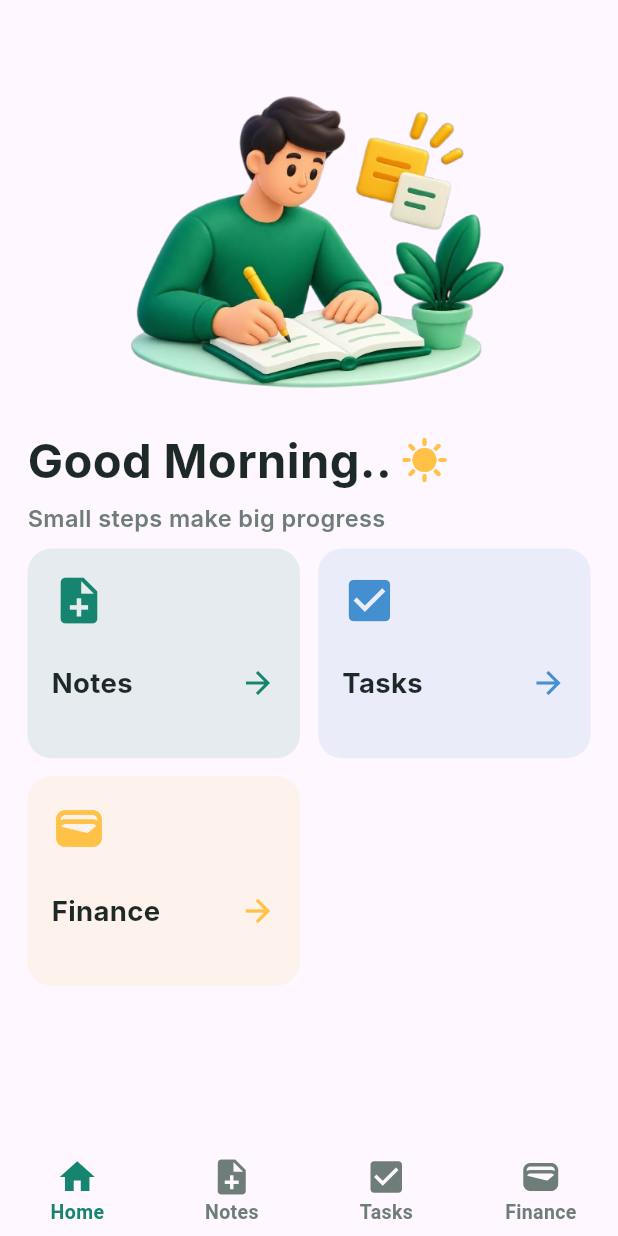
After one commit to dragoncoder11/life_cycle, a Flutter app: the ButtonNavBarScreen screen opened directly, on a phone screen of 412 x 824 dp. The commit adds this screen. Run offline on Flutter 3.47's test engine with Material 3 defaults, Android fonts, the phone set to English and light mode, and no system bars; our stand-ins replace flutter_screenutil, smooth_page_indicator; Roboto replaces fonts that are missing (Inter).

Commit message:
make home card model and home card design and make home screen

```diff
--- a/lib/core/widgets/custom_button.dart
+++ b/lib/core/widgets/custom_button.dart
@@ -4,11 +4,14 @@ import 'package:life_cycle/core/theme/app_colors.dart';
 import 'package:life_cycle/core/theme/app_text_styles.dart';
 
 class CustomButton extends StatelessWidget {
-  const CustomButton({super.key, required this.title});
+  const CustomButton({super.key, required this.title, this.onTap});
  final String title;
+ final GestureTapCallback? onTap;
   @override
   Widget build(BuildContext context) {
-    return Container(
+    return GestureDetector(
+      onTap: onTap,
+      child: Container(
         decoration: BoxDecoration(
           color: AppColors.kPrimaryColor,
           borderRadius: BorderRadius.circular(12),
@@ -16,6 +19,7 @@ class CustomButton extends StatelessWidget {
         height: 50.h,
         width: double.infinity,
         child: Center(child: Text(title,style: AppTextStyles.interWhite(24, FontWeight.w600),),),
+      ),
     );
   }
 }
--- /dev/null
+++ b/lib/features/button_nav_bar/data/models/home_card_model.dart
@@ -0,0 +1,10 @@
+import 'package:flutter/material.dart';
+
+class HomeCardModel {
+  final IconData icon;
+  final String title;
+  final Color color;
+  final Function? onTap;
+
+  HomeCardModel({required this.icon, required this.title, required this.color, this.onTap});
+}
--- /dev/null
+++ b/lib/features/button_nav_bar/view/screens/button_nav_bar_screen.dart
@@ -0,0 +1,47 @@
+import 'package:flutter/material.dart';
+import 'package:flutter_screenutil/flutter_screenutil.dart';
+import 'package:life_cycle/core/theme/app_colors.dart';
+import 'package:life_cycle/features/home/view/screens/home_screen.dart';
+
+class ButtonNavBarScreen extends StatelessWidget {
+  const ButtonNavBarScreen({super.key});
+
+  @override
+  Widget build(BuildContext context) {
+    return Scaffold(
+      body: Padding(
+        padding: EdgeInsets.only(top: 8.h, left: 16.w, right: 16.w),
+        child: HomeScreen(),
+      ),
+      bottomNavigationBar: BottomNavigationBar(
+        type: BottomNavigationBarType.fixed,
+        backgroundColor: Colors.transparent,
+        elevation: 0,
+        selectedItemColor: AppColors.kPrimaryColor,
+        selectedIconTheme: const IconThemeData(
+          size: 28,
+          color: AppColors.kPrimaryColor,
+        ),
+        selectedFontSize: 13,
+        selectedLabelStyle: const TextStyle(fontWeight: FontWeight.w700),
+        unselectedItemColor: AppColors.textSecondary,
+        unselectedIconTheme: const IconThemeData(
+          size: 28,
+          color: AppColors.textSecondary,
+        ),
+        unselectedFontSize: 13,
+        unselectedLabelStyle: const TextStyle(fontWeight: FontWeight.w700),
+
+        showSelectedLabels: true,
+        showUnselectedLabels: true,
+
+        items: [
+          BottomNavigationBarItem(icon: Icon(Icons.home), label: 'Home'),
+          BottomNavigationBarItem(icon: Icon(Icons.note_add), label: 'Notes'),
+          BottomNavigationBarItem(icon: Icon(Icons.check_box), label: 'Tasks'),
+          BottomNavigationBarItem(icon: Icon(Icons.wallet), label: 'Finance'),
+        ],
+      ),
+    );
+  }
+}
--- /dev/null
+++ b/lib/features/home/view/screens/home_screen.dart
@@ -0,0 +1,47 @@
+
+import 'package:flutter/material.dart';
+import 'package:flutter_screenutil/flutter_screenutil.dart';
+import 'package:life_cycle/core/helper/spacing.dart';
+import 'package:life_cycle/core/theme/app_colors.dart';
+import 'package:life_cycle/core/theme/app_text_styles.dart';
+import 'package:life_cycle/features/home/view/widgets/home_card_grid_view.dart';
+
+class HomeScreen extends StatelessWidget {
+  const HomeScreen({
+    super.key,
+  });
+
+  @override
+  Widget build(BuildContext context) {
+    return Column(
+      crossAxisAlignment: CrossAxisAlignment.start,
+      children: [
+        verticalSpace(30.h),
+        Image.asset(
+          'assets/images/onBoarding_1.png',
+          height: 180.h,
+          width: double.infinity,
+        ),
+        verticalSpace(12.h),
+        Row(
+          children: [
+            Text(
+              'Good Morning..',
+              style: AppTextStyles.interBlack(24, FontWeight.bold),
+            ),
+            horizontalSpace(5),
+            Icon(Icons.sunny, color: AppColors.financeYellow, size: 32),
+          ],
+        ),
+        verticalSpace(4),
+        Text(
+          'Small steps make big progress',
+          style: AppTextStyles.interGrey(12, FontWeight.w600),
+        ),
+        verticalSpace(8),
+
+        HomeCardGridView(),
+      ],
+    );
+  }
+}
--- /dev/null
+++ b/lib/features/home/view/widgets/home_card.dart
@@ -0,0 +1,30 @@
+
+import 'package:flutter/material.dart';
+import 'package:flutter_screenutil/flutter_screenutil.dart';
+import 'package:life_cycle/core/helper/spacing.dart';
+import 'package:life_cycle/core/theme/app_text_styles.dart';
+import 'package:life_cycle/features/button_nav_bar/data/models/home_card_model.dart';
+
+class HomeCard extends StatelessWidget {
+  const HomeCard({
+    super.key, required this.homeCardModel,
+  });
+final HomeCardModel homeCardModel;
+  @override
+  Widget build(BuildContext context) {
+    return Container(
+      padding: EdgeInsets.all(16),
+      decoration: BoxDecoration(color: homeCardModel.color.withOpacity(.1),borderRadius: BorderRadius.circular(16)),
+      child: Column(crossAxisAlignment: CrossAxisAlignment.start,children: [
+        Icon(homeCardModel.icon,color: homeCardModel.color,size: 32.r,),
+        verticalSpace(20),
+        Row(mainAxisAlignment: MainAxisAlignment.spaceBetween,children: [
+                      Text(homeCardModel.title,style: AppTextStyles.interBlack(14, FontWeight.bold),),
+                      Icon(Icons.arrow_forward,color:homeCardModel.color ,)
+
+        ],)
+      ],),
+
+    );
+  }
+}
--- /dev/null
+++ b/lib/features/home/view/widgets/home_card_grid_view.dart
@@ -0,0 +1,31 @@
+
+import 'package:flutter/material.dart';
+import 'package:life_cycle/features/home/view/widgets/home_card.dart';
+import 'package:life_cycle/features/home/view/widgets/home_card_list.dart';
+
+class HomeCardGridView extends StatelessWidget {
+  const HomeCardGridView({
+    super.key,
+  });
+
+  @override
+  Widget build(BuildContext context) {
+    return Expanded(
+      child: GridView.builder(
+        physics: const NeverScrollableScrollPhysics(),
+        itemCount: homeCards.length,
+        gridDelegate: const SliverGridDelegateWithFixedCrossAxisCount(
+          crossAxisCount: 2,
+          crossAxisSpacing: 12,
+          mainAxisSpacing: 12,
+          childAspectRatio: 1.3,
+        ),
+        itemBuilder: (context, index) {
+          return HomeCard(
+            homeCardModel: homeCards[index],
+          );
+        },
+      ),
+    );
+  }
+}
--- /dev/null
+++ b/lib/features/home/view/widgets/home_card_list.dart
@@ -0,0 +1,11 @@
+import 'package:flutter/material.dart';
+import 'package:life_cycle/core/theme/app_colors.dart';
+import 'package:life_cycle/features/button_nav_bar/data/models/home_card_model.dart';
+
+List<HomeCardModel>homeCards=[
+  HomeCardModel(icon: Icons.note_add, title: 'Notes', color: AppColors.kPrimaryColor,),
+    HomeCardModel(icon: Icons.check_box, title: 'Tasks', color: AppColors.info,  ),
+
+  HomeCardModel(icon: Icons.wallet, title: 'Finance', color: AppColors.financeYellow, ),
+
+];
--- a/pubspec.yaml
+++ b/pubspec.yaml
@@ -38,6 +38,7 @@ dependencies:
   flutter_native_splash: ^2.4.7
   smooth_page_indicator: ^1.0.0+2
   flutter_launcher_icons: ^0.14.4
+  font_awesome_flutter: ^10.9.1
 
 dev_dependencies:
   flutter_test:
```
Also changed, not shown: pubspec.lock. Lines whose indentation alone changed are shown as unchanged.
